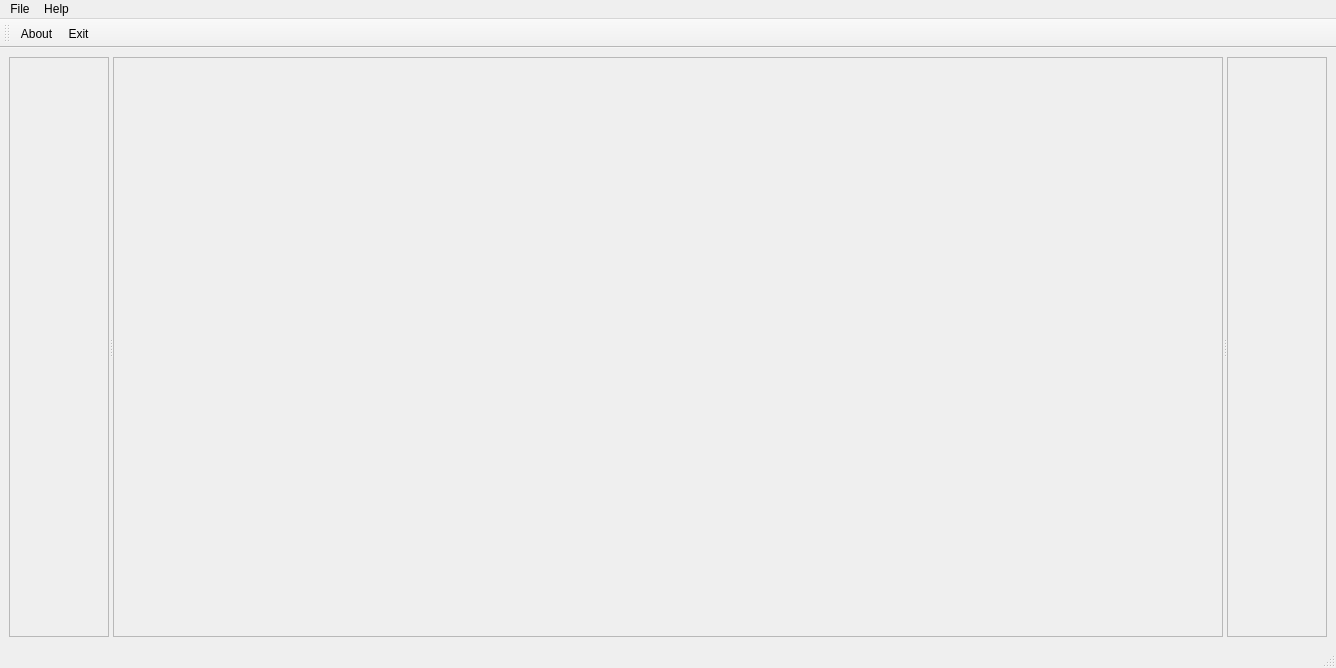
First picture: the form in ui/mainwindow.ui, repository creativepsyco/panex-client, before the edit.
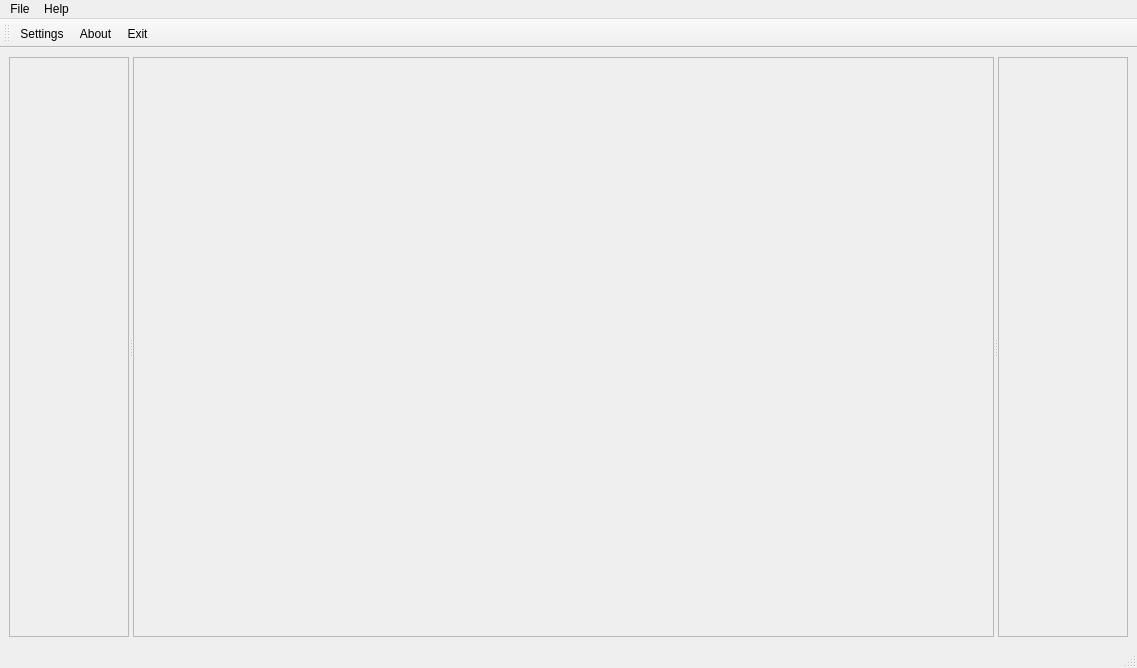
Second picture: the form after the edit. Icons and pictures are not drawn.

Patch:
```diff
--- a/ui/mainwindow.ui
+++ b/ui/mainwindow.ui
@@ -6,7 +6,7 @@
    <rect>
     <x>0</x>
     <y>0</y>
-    <width>1336</width>
+    <width>1137</width>
     <height>668</height>
    </rect>
   </property>
@@ -33,6 +33,12 @@
          <verstretch>0</verstretch>
         </sizepolicy>
        </property>
+       <property name="minimumSize">
+        <size>
+         <width>120</width>
+         <height>0</height>
+        </size>
+       </property>
        <property name="frameShape">
         <enum>QFrame::StyledPanel</enum>
        </property>
@@ -58,11 +64,17 @@
        <property name="enabled">
         <bool>true</bool>
        </property>
+       <property name="minimumSize">
+        <size>
+         <width>130</width>
+         <height>0</height>
+        </size>
+       </property>
        <property name="frameShape">
         <enum>QFrame::StyledPanel</enum>
        </property>
        <property name="frameShadow">
-        <enum>QFrame::Raised</enum>
+        <enum>QFrame::Plain</enum>
        </property>
       </widget>
      </widget>
@@ -74,7 +86,7 @@
     <rect>
      <x>0</x>
      <y>0</y>
-     <width>1336</width>
+     <width>1137</width>
      <height>22</height>
     </rect>
    </property>
@@ -106,6 +118,7 @@
    <attribute name="toolBarBreak">
     <bool>false</bool>
    </attribute>
+   <addaction name="actionSettings"/>
    <addaction name="actionAbout"/>
    <addaction name="actionExit"/>
   </widget>
@@ -132,6 +145,23 @@
     <string>&amp;About</string>
    </property>
   </action>
+  <action name="actionSettings">
+   <property name="icon">
+    <iconset resource="../res/panexres.qrc">
+     <normaloff>:/icons/Gear.png</normaloff>:/icons/Gear.png</iconset>
+   </property>
+   <property name="text">
+    <string>Settings</string>
+   </property>
+   <property name="toolTip">
+    <string>Change Settings</string>
+   </property>
+  </action>
+  <action name="actionSettings_2">
+   <property name="text">
+    <string>Settings...</string>
+   </property>
+  </action>
  </widget>
  <resources>
   <include location="../res/panexres.qrc"/>
```
Left out of the diff: 9 changed lines with no effect on the pictures.
